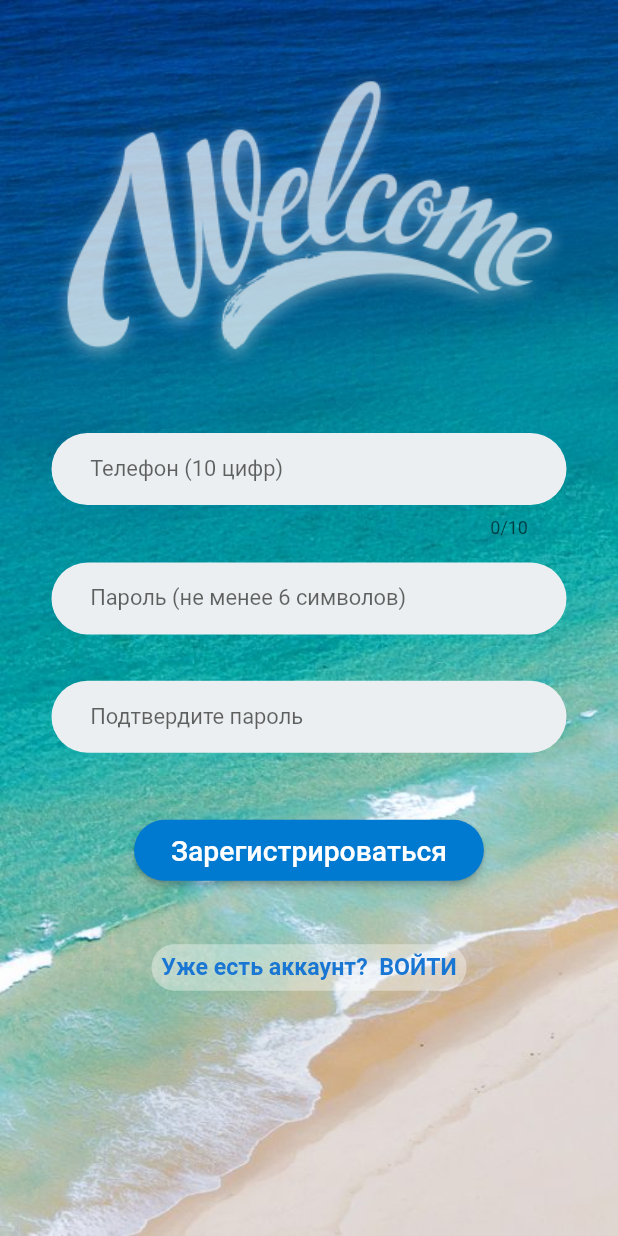
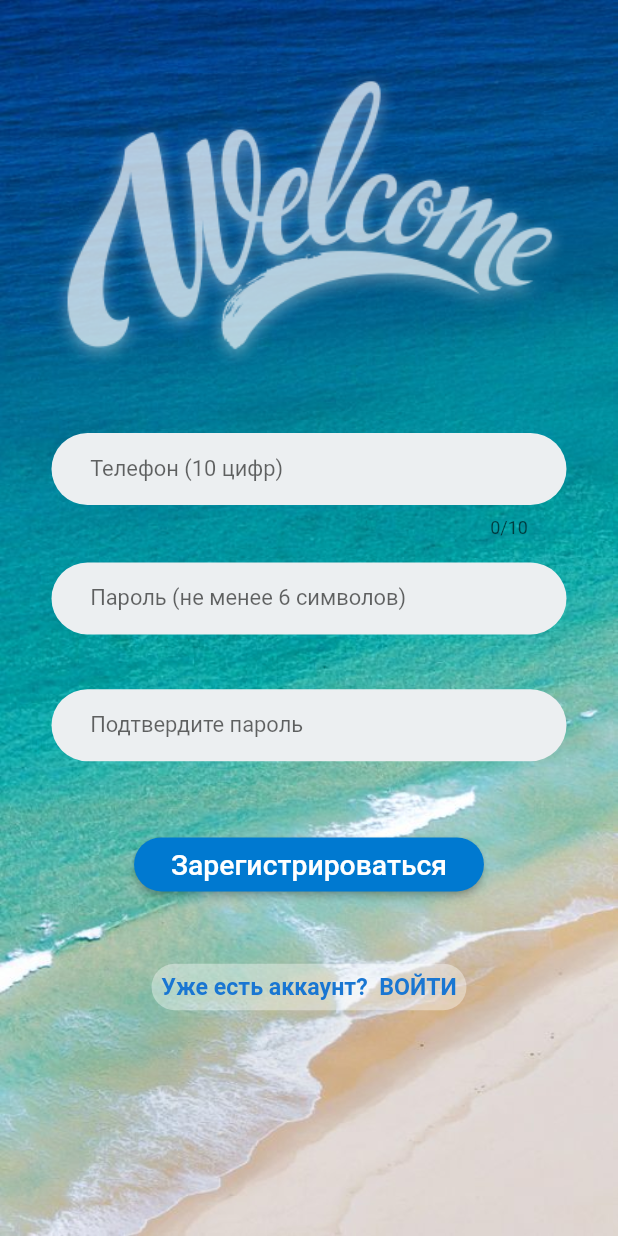
Before and after one commit to DSdevelope/FinalProject, a Flutter app: the screen it shows after launch, after a tap on "Регистрация", on a phone screen of 412 x 824 dp. Run offline on Flutter 3.47's test engine with Material 2 defaults, Android fonts, the phone set to English and light mode, and no system bars; our stand-ins replace flutter_screenutil, get, get_storage.

Commit message:
pre final

```diff
--- a/lib/screens/auth_screen.dart
+++ b/lib/screens/auth_screen.dart
@@ -86,7 +86,6 @@ class _AuthScreenState extends State<AuthScreen> {
                   ),
                   SizedBox(height: 55.h,),
                   SizedBox(
-                    height: 50.h,
                     child: ElevatedButton(
                       onPressed: () {
                         if (_verifyInputData(context)) {
@@ -94,7 +93,7 @@ class _AuthScreenState extends State<AuthScreen> {
                         }
                       },
                       child: Padding(
-                        padding: EdgeInsets.symmetric(horizontal: 26.w),
+                        padding: EdgeInsets.symmetric(horizontal: 26.w, vertical: 8.h),
                         child: Text(
                             Strings.login,
                             style: TextStyle(fontSize: 22.sp)
--- a/lib/screens/registration_screen.dart
+++ b/lib/screens/registration_screen.dart
@@ -98,7 +98,7 @@ class _RegistrationScreenState extends State<RegistrationScreen> {
                           vertical: 18.h),
                     ),
                   ),
-                  SizedBox(height: 38.h,),
+                  SizedBox(height: 45.h,),
                   TextField(
                     controller: _confirmController,
                     obscureText: true,
@@ -116,7 +116,6 @@ class _RegistrationScreenState extends State<RegistrationScreen> {
                   ),
                   SizedBox(height: 55.h,),
                   SizedBox(
-                    height: 50.h,
                     child: ElevatedButton(
                       onPressed: () {
                         if (_verifyInputData(context)) {
@@ -125,7 +124,7 @@ class _RegistrationScreenState extends State<RegistrationScreen> {
                         }
                       },
                       child: Padding(
-                        padding: EdgeInsets.symmetric(horizontal: 10.w),
+                        padding: EdgeInsets.symmetric(horizontal: 10.w, vertical: 8.h),
                         child: Text(
                             Strings.register,
                             style: TextStyle(fontSize: 22.sp)
```
Also changed, not shown: lib/screens/user_detail_screen.dart (+17 -7 lines), lib/widgets/user_info_tile.dart (+8 -3 lines), pubspec.lock.
